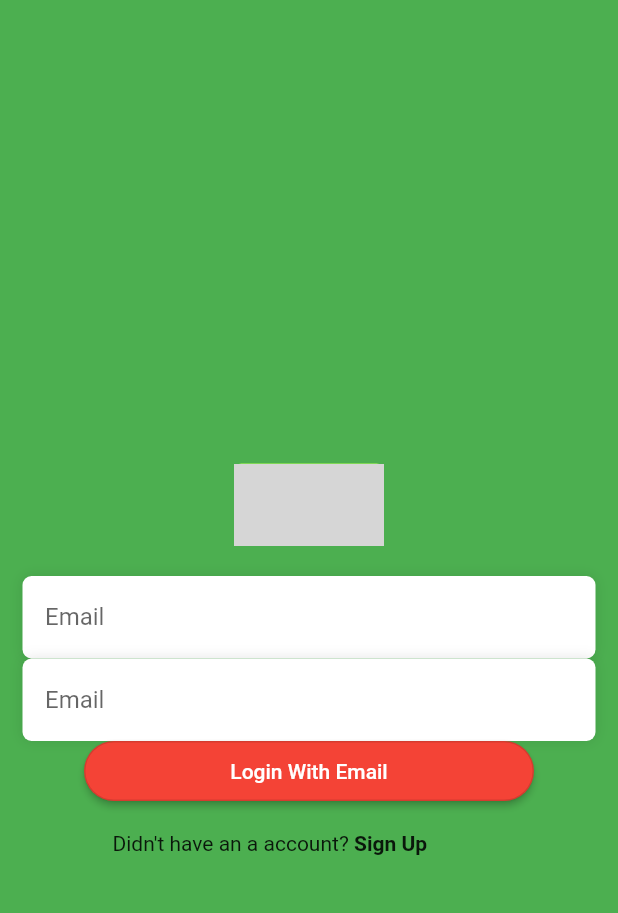
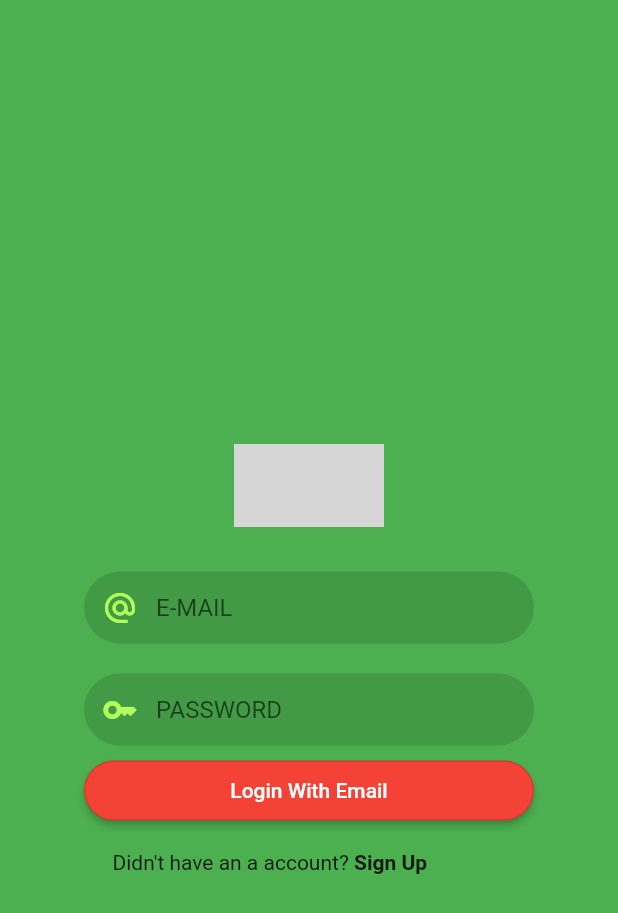
Before and after one commit to FeryalSourceCode/Gharsa, a Flutter app: the LoginView screen opened directly, on a phone screen of 412 x 824 dp. Shown: the top 913 px of the screen. Run offline on Flutter 3.47's test engine with Material 2 defaults, Android fonts, the phone set to English and light mode, and no system bars; our stand-ins replace animated_bottom_navigation_bar, animated_custom_dropdown, auto_size_text, dotted_border, flutter_svg, get and 3 more; missing offline and left inert: animated_size_and_fade; accounts and stored records are empty; statements that could not run were skipped; grey boxes are pictures that could not be loaded.

Commit message:
Update text_form_global.dart

```diff
--- a/lib/components/text_form_global.dart
+++ b/lib/components/text_form_global.dart
@@ -1,31 +1,41 @@
 import 'package:flutter/material.dart';
 
 class TextFormGlobal extends StatelessWidget {
-  const TextFormGlobal({Key? key, required this.controller}) : super(key: key);
+  const TextFormGlobal({
+    Key? key,
+    required this.controller,required this.icon,required this.text,
+  }) : super(key: key);
   final TextEditingController controller;
+  final Icon icon;
+  final String text;
 
   @override
   Widget build(BuildContext context) {
-    return Container(
-      height: 55,
-      padding: const EdgeInsets.only(top: 3, left: 15),
-      decoration: BoxDecoration(
-          color: Colors.white,
-          borderRadius: BorderRadius.circular(6),
-          boxShadow: [
-            BoxShadow(
-              color: Colors.black.withOpacity(0.1),
-              blurRadius: 7,
-            )
-          ]),
-      child: TextFormField(
-        controller: controller,
-        keyboardType: TextInputType.emailAddress,
-        decoration: const InputDecoration(
-            hintText: "Email",
-            border: InputBorder.none,
-            contentPadding: EdgeInsets.all(0),
-            hintStyle: TextStyle(height: 1)),
+    return Container(margin: EdgeInsets.all(10),
+
+      child: SizedBox(
+        width: 300,
+
+
+
+        child: TextField(
+
+          decoration: InputDecoration(
+            contentPadding: EdgeInsets.only(top: 10),
+            filled: true,
+              fillColor: Colors.black12,
+
+              prefixIcon: icon,
+              hintText: text,
+              border: OutlineInputBorder(
+                borderRadius: BorderRadius.circular(30),
+                borderSide: BorderSide.none,
+              ),
+              focusedBorder: OutlineInputBorder(
+                borderRadius: BorderRadius.circular(30),
+                borderSide: BorderSide(width:2,color: Colors.red),
+              )),
+        ),
       ),
     );
   }
```
